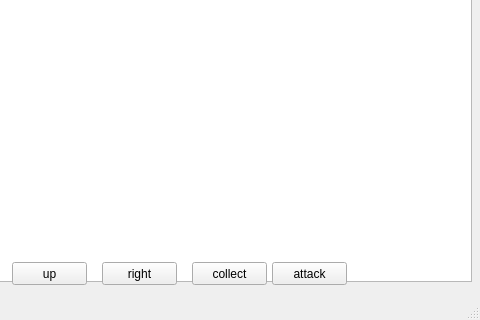
Before: the Qt Designer form mainwindow.ui in Noneptr/MiniRobotGame, drawn with Qt 5; both pictures show x 188 to 668 and y 105 to 425 of the 668 by 425 pixel window.
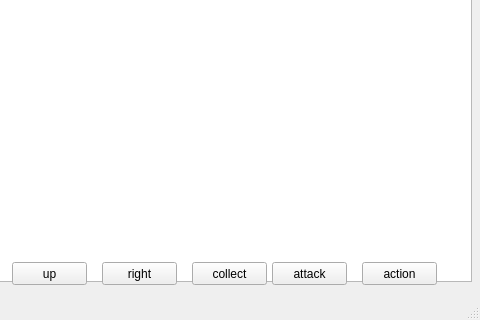
After: the same form once the commit is applied.

Patch:
```diff
--- a/mainwindow.ui
+++ b/mainwindow.ui
@@ -108,6 +108,19 @@
      <string>attack</string>
     </property>
    </widget>
+   <widget class="QPushButton" name="pushButton_7">
+    <property name="geometry">
+     <rect>
+      <x>550</x>
+      <y>350</y>
+      <width>75</width>
+      <height>23</height>
+     </rect>
+    </property>
+    <property name="text">
+     <string>action</string>
+    </property>
+   </widget>
   </widget>
   <widget class="QMenuBar" name="menuBar">
    <property name="geometry">
```
